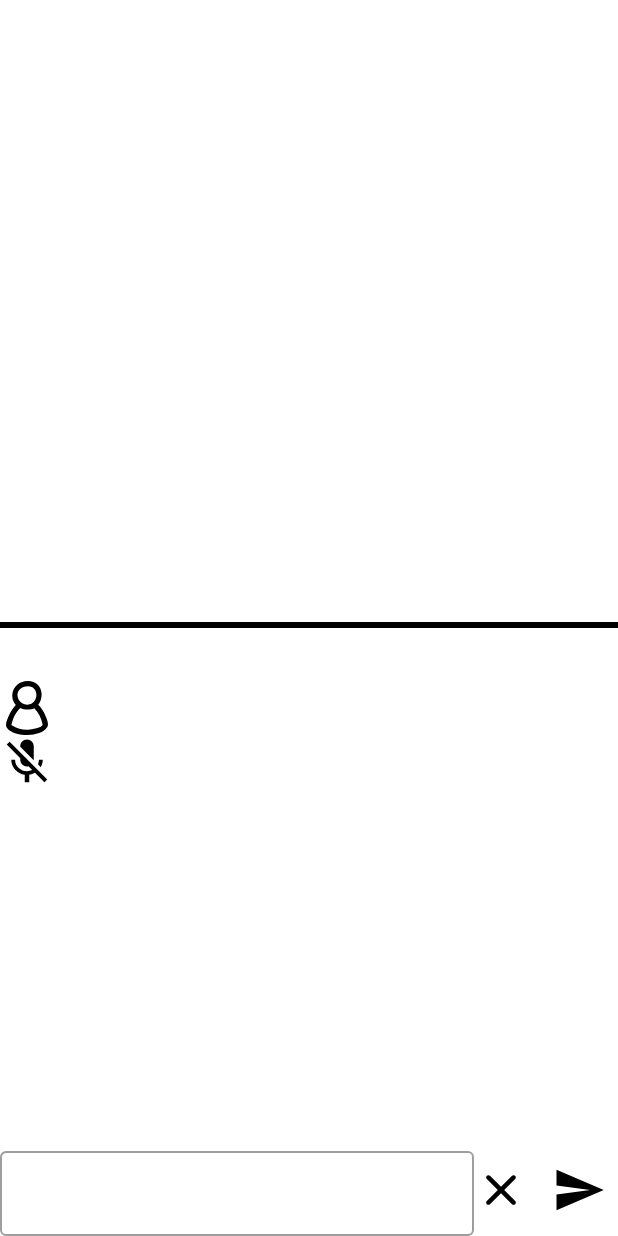
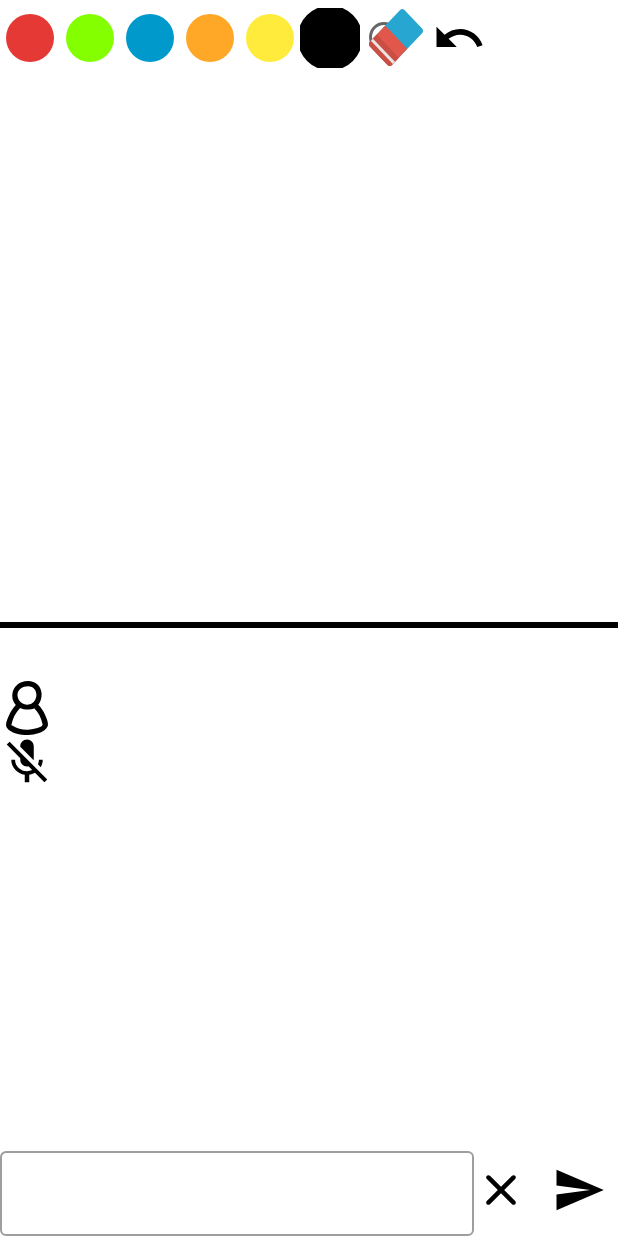
Before and after one commit to shaxzodshox/Drawing-Game---Multiplayer, an Android app: the DrawingActivity screen opened directly, with no data from a screen before it, on a phone screen of 412 x 824 dp. Run offline under Robolectric (Android 15) with nearby library versions, the phone set to English and light mode, and no system bars.

Commit message:
CustomRadioButton and ImageRadioButton are  made

```diff
--- /dev/null
+++ b/app/src/main/java/uk/shakhzod/gamedrawing/ui/views/ColorRadioButton.kt
@@ -0,0 +1,63 @@
+package uk.shakhzod.gamedrawing.ui.views
+
+import android.content.Context
+import android.graphics.Canvas
+import android.graphics.Color
+import android.graphics.Paint
+import android.util.AttributeSet
+import androidx.appcompat.widget.AppCompatRadioButton
+import uk.shakhzod.gamedrawing.R
+import kotlin.math.min
+import kotlin.properties.Delegates
+
+/**
+ * Created by Shakhzod Ilkhomov on 13/10/22
+ **/
+
+class ColorRadioButton @JvmOverloads constructor(
+    context: Context, attrs: AttributeSet? = null
+) : AppCompatRadioButton(context, attrs) {
+
+    private var buttonColor by Delegates.notNull<Int>()
+    private var radius = 25f
+
+    private var viewWidth by Delegates.notNull<Int>()
+    private var viewHeight by Delegates.notNull<Int>()
+
+    private val buttonPaint = Paint(Paint.ANTI_ALIAS_FLAG)
+    private val selectionPaint = Paint(Paint.ANTI_ALIAS_FLAG)
+
+    init {
+        context.theme.obtainStyledAttributes(attrs, R.styleable.ColorRadioButton, 0, 0).apply {
+            try {
+                buttonColor = getColor(R.styleable.ColorRadioButton_buttonColor, Color.BLACK)
+            } finally {
+                recycle()
+            }
+            buttonPaint.apply {
+                color = buttonColor
+                style = Paint.Style.FILL
+            }
+            selectionPaint.apply {
+                color = Color.BLACK
+                style = Paint.Style.STROKE
+                strokeWidth = 12f
+            }
+        }
+    }
+
+    override fun onSizeChanged(w: Int, h: Int, oldw: Int, oldh: Int) {
+        super.onSizeChanged(w, h, oldw, oldh)
+        viewHeight = h
+        viewWidth = w
+        radius = min(w, h) / 2 * 0.8f
+    }
+
+    override fun onDraw(canvas: Canvas?) {
+        super.onDraw(canvas)
+        canvas?.drawCircle(viewWidth / 2f, viewHeight / 2f, radius, buttonPaint)
+        if(isChecked){
+            canvas?.drawCircle(viewWidth / 2f, viewHeight / 2f, radius * 1.1f, selectionPaint)
+        }
+    }
+}
--- /dev/null
+++ b/app/src/main/java/uk/shakhzod/gamedrawing/ui/views/ImageRadioButton.kt
@@ -0,0 +1,75 @@
+package uk.shakhzod.gamedrawing.ui.views
+
+import android.content.Context
+import android.graphics.Canvas
+import android.graphics.Color
+import android.graphics.Paint
+import android.util.AttributeSet
+import androidx.appcompat.widget.AppCompatRadioButton
+import androidx.vectordrawable.graphics.drawable.VectorDrawableCompat
+import uk.shakhzod.gamedrawing.R
+import kotlin.math.min
+import kotlin.properties.Delegates
+
+/**
+ * Created by Shakhzod Ilkhomov on 13/10/22
+ **/
+
+class ImageRadioButton @JvmOverloads constructor(
+    context: Context, attrs: AttributeSet? = null
+) : AppCompatRadioButton(context, attrs) {
+
+    private var uncheckedDrawable: VectorDrawableCompat? = null
+    private var checkedDrawable: VectorDrawableCompat? = null
+
+    private var viewWidth by Delegates.notNull<Int>()
+    private var viewHeight by Delegates.notNull<Int>()
+
+    init {
+        context.theme.obtainStyledAttributes(attrs, R.styleable.ImageRadioButton, 0, 0).apply {
+            try {
+                val uncheckedId = getResourceId(R.styleable.ImageRadioButton_uncheckedDrawable, 0)
+                val checkedId = getResourceId(R.styleable.ImageRadioButton_checkedDrawable, 0)
+                if (uncheckedId != 0) {
+                    uncheckedDrawable = VectorDrawableCompat.create(resources, uncheckedId, null)
+                }
+                if (checkedId != 0) {
+                    checkedDrawable = VectorDrawableCompat.create(resources, checkedId, null)
+                }
+            } finally {
+                recycle()
+            }
+        }
+    }
+
+    override fun onSizeChanged(w: Int, h: Int, oldw: Int, oldh: Int) {
+        super.onSizeChanged(w, h, oldw, oldh)
+        viewHeight = h
+        viewWidth = w
+    }
+
+    override fun onDraw(canvas: Canvas?) {
+        super.onDraw(canvas)
+        canvas?.let {
+            if (!isChecked) {
+                uncheckedDrawable?.setBounds(
+                    paddingLeft,
+                    paddingTop,
+                    viewWidth - paddingRight,
+                    viewHeight - paddingBottom
+                )
+
+                uncheckedDrawable?.draw(canvas)
+            } else {
+                checkedDrawable?.setBounds(
+                    paddingLeft,
+                    paddingTop,
+                    viewWidth - paddingRight,
+                    viewHeight - paddingBottom
+                )
+
+                checkedDrawable?.draw(canvas)
+            }
+        }
+    }
+}
--- a/app/src/main/res/layout/activity_drawing.xml
+++ b/app/src/main/res/layout/activity_drawing.xml
@@ -30,42 +30,56 @@
             app:layout_constraintStart_toStartOf="parent"
             app:layout_constraintTop_toTopOf="@id/drawingView">
 
-            <View
+            <uk.shakhzod.gamedrawing.ui.views.ColorRadioButton
                 android:id="@+id/rbRed"
                 android:layout_width="40dp"
-                android:layout_height="40dp" />
+                android:layout_height="40dp"
+                app:buttonColor="@color/red"
+                />
 
-            <View
+            <uk.shakhzod.gamedrawing.ui.views.ColorRadioButton
                 android:id="@+id/rbGreen"
                 android:layout_width="40dp"
-                android:layout_height="40dp"/>
+                android:layout_height="40dp"
+                app:buttonColor="@color/green"
+                />
 
-            <View
+            <uk.shakhzod.gamedrawing.ui.views.ColorRadioButton
                 android:id="@+id/rbBlue"
                 android:layout_width="40dp"
-                android:layout_height="40dp" />
+                android:layout_height="40dp"
+                app:buttonColor="@android:color/holo_blue_dark"
+                />
 
-            <View
+            <uk.shakhzod.gamedrawing.ui.views.ColorRadioButton
                 android:id="@+id/rbOrange"
                 android:layout_width="40dp"
-                android:layout_height="40dp"/>
+                android:layout_height="40dp"
+                app:buttonColor="@color/orange"
+                />
 
-            <View
+            <uk.shakhzod.gamedrawing.ui.views.ColorRadioButton
                 android:id="@+id/rbYellow"
                 android:layout_width="40dp"
-                android:layout_height="40dp" />
+                android:layout_height="40dp"
+                app:buttonColor="@color/yellow"
+                />
 
-            <View
+            <uk.shakhzod.gamedrawing.ui.views.ColorRadioButton
                 android:id="@+id/rbBlack"
                 android:layout_width="40dp"
                 android:layout_height="40dp"
-                android:checked="true" />
+                android:checked="true"
+                app:buttonColor="@color/black"
+                />
 
-            <View
+            <uk.shakhzod.gamedrawing.ui.views.ImageRadioButton
                 android:id="@+id/rbEraser"
                 android:layout_width="wrap_content"
                 android:layout_height="match_parent"
                 android:padding="6dp"
+                app:uncheckedDrawable="@drawable/ic_eraser_unchecked"
+                app:checkedDrawable="@drawable/ic_eraser_checked"
                 />
 
         </RadioGroup>
@@ -78,7 +92,8 @@
             app:layout_constraintBottom_toBottomOf="@id/colorGroup"
             app:layout_constraintStart_toEndOf="@+id/colorGroup"
             app:layout_constraintTop_toTopOf="@+id/colorGroup"
-            app:srcCompat="@drawable/ic_baseline_undo_24" />
+            app:srcCompat="@drawable/ic_baseline_undo_24"
+            tools:ignore="SpeakableTextPresentCheck" />
 
         <ProgressBar
             android:id="@+id/roundTimerProgressBar"
@@ -136,8 +151,9 @@
                 android:id="@+id/ibPlayers"
                 android:layout_width="wrap_content"
                 android:layout_height="wrap_content"
+                android:background="@android:color/transparent"
                 app:srcCompat="@drawable/ic_person"
-                android:background="@android:color/transparent"/>
+                tools:ignore="SpeakableTextPresentCheck" />
 
             <ImageButton
                 android:id="@+id/ibMic"
--- /dev/null
+++ b/app/src/main/res/values/attrs.xml
@@ -0,0 +1,11 @@
+<?xml version="1.0" encoding="utf-8"?>
+<resources>
+    <declare-styleable name="ColorRadioButton">
+        <attr name="buttonColor" format="color"/>
+    </declare-styleable>
+
+    <declare-styleable name="ImageRadioButton">
+        <attr name="uncheckedDrawable" format="reference"/>
+        <attr name="checkedDrawable" format="reference"/>
+    </declare-styleable>
+</resources>
```
